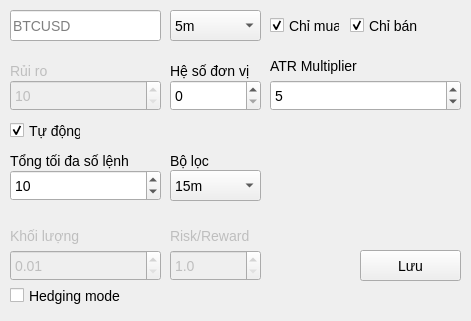
The window that ui/EditWindow.ui (nguyenvantat1182002/rsi-signal-bot) describes before a commit, drawn with Qt 5.
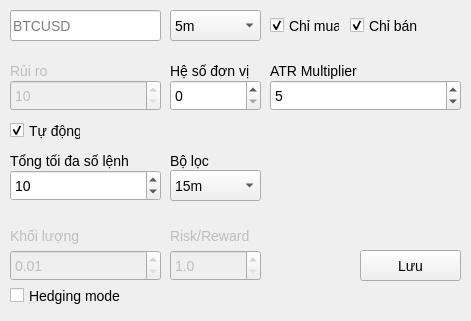
The same window after the commit.

What changed in the file:
```diff
--- a/ui/EditWindow.ui
+++ b/ui/EditWindow.ui
@@ -337,9 +337,9 @@
     <property name="geometry">
      <rect>
       <x>270</x>
-      <y>50</y>
+      <y>60</y>
       <width>91</width>
-      <height>31</height>
+      <height>21</height>
      </rect>
     </property>
     <property name="text">
```
